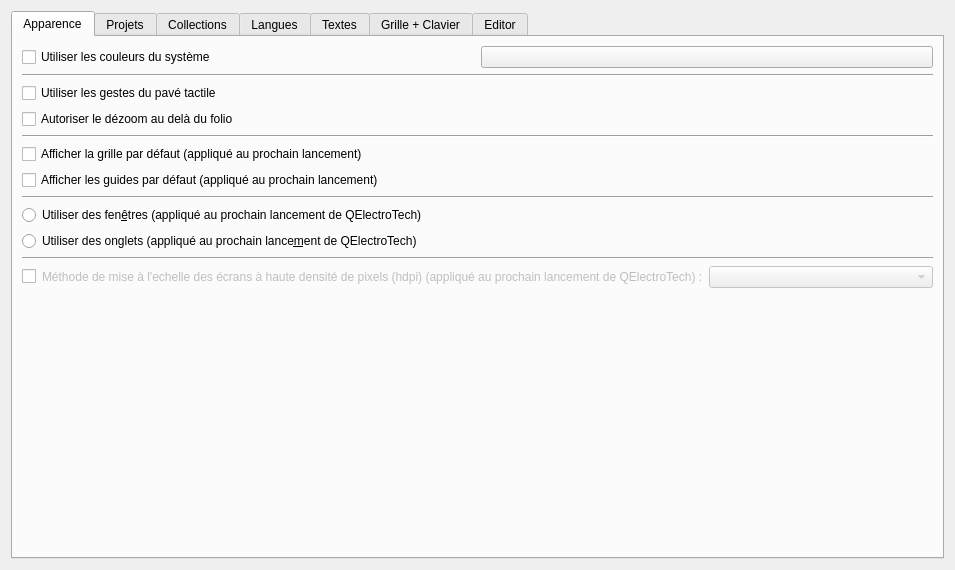
qelectrotech/qelectrotech-source-mirror, file sources/ui/configpage/generalconfigurationpage.ui: the form before one commit.
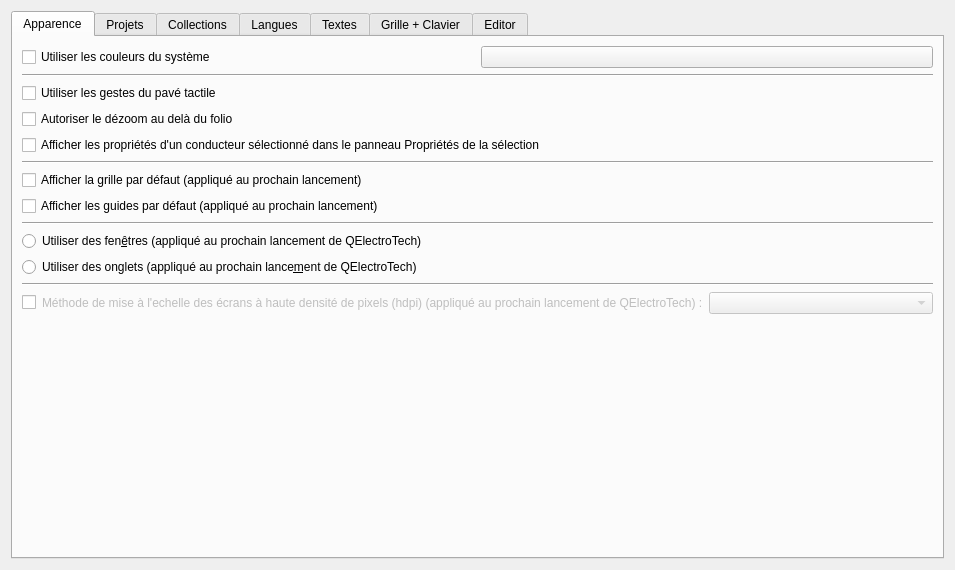
The form after the commit. Custom widgets are drawn as their Qt base class.

Commit message:
Conductor dock: turn it on in the preferences, off by default (#500)
Showing a selected conductor's properties in the selection-properties
dock is now a preference, on the General page under Appearance:
"Afficher les propriétés d'un conducteur sélectionné dans le panneau
Propriétés de la sélection". It is off by default, so selecting a
conductor does what it did before unless the user turns it on.

This replaces the View-menu toggle, which defaulted to on; that entry
is dropped in the merge with master. Same setting key
(diagrameditor/conductor_properties_panel).

Patch:
```diff
--- a/sources/ui/configpage/generalconfigurationpage.ui
+++ b/sources/ui/configpage/generalconfigurationpage.ui
@@ -63,6 +63,13 @@
          </property>
         </widget>
        </item>
+       <item>
+        <widget class="QCheckBox" name="m_conductor_properties_panel">
+         <property name="text">
+          <string>Afficher les propriétés d'un conducteur sélectionné dans le panneau Propriétés de la sélection</string>
+         </property>
+        </widget>
+       </item>
        <item>
         <widget class="Line" name="line_2">
          <property name="orientation">
```
Left out of the diff: 1 changed line with no effect on the pictures. The commit also changes 2 other files.
